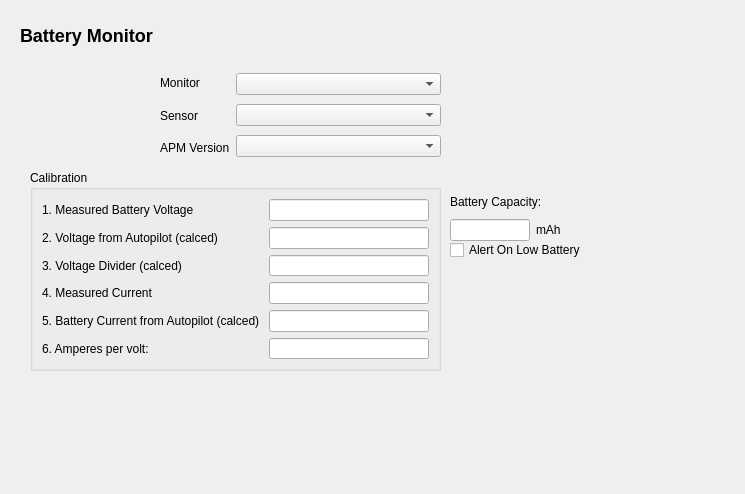
Old version of the form src/ui/configuration/BatteryMonitorConfig.ui in the repository ArduPilot/apm_planner.
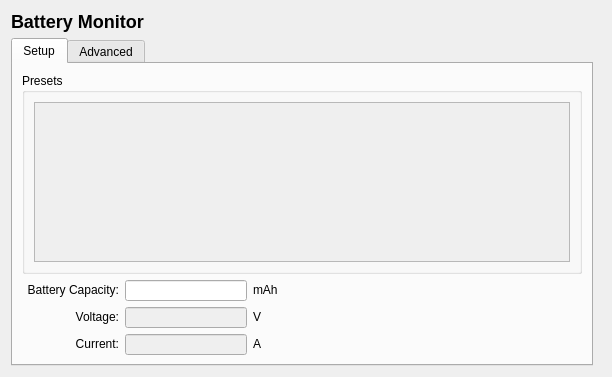
New version of the form. The open tabs and pages were chosen to show the change. Icons and pictures are not drawn.

Commit message: Implementation of Battery Monitor Presets for easier configuration - part 1

```diff
--- a/src/ui/configuration/BatteryMonitorConfig.ui
+++ b/src/ui/configuration/BatteryMonitorConfig.ui
@@ -6,22 +6,20 @@
    <rect>
     <x>0</x>
     <y>0</y>
-    <width>745</width>
-    <height>494</height>
+    <width>612</width>
+    <height>377</height>
    </rect>
   </property>
   <property name="windowTitle">
    <string>Form</string>
   </property>
+  <layout class="QHBoxLayout" name="horizontalLayout_6">
+   <item>
+    <layout class="QVBoxLayout" name="verticalLayout_9">
+     <item>
+      <layout class="QHBoxLayout" name="horizontalLayout_10">
+       <item>
   <widget class="QLabel" name="label">
-   <property name="geometry">
-    <rect>
-     <x>20</x>
-     <y>20</y>
-     <width>191</width>
-     <height>31</height>
-    </rect>
-   </property>
    <property name="text">
     <string>&lt;h2&gt;Battery Monitor&lt;/h2&gt;</string>
    </property>
@@ -29,14 +27,14 @@
     <bool>false</bool>
    </property>
   </widget>
+       </item>
+       <item>
   <widget class="QLabel" name="label_2">
-   <property name="geometry">
-    <rect>
-     <x>10</x>
-     <y>70</y>
+         <property name="maximumSize">
+          <size>
      <width>141</width>
      <height>51</height>
-    </rect>
+          </size>
    </property>
    <property name="text">
     <string/>
@@ -48,27 +46,360 @@
     <bool>true</bool>
    </property>
   </widget>
-  <widget class="QCheckBox" name="alertOnLowCheckBox">
+       </item>
+      </layout>
+     </item>
+     <item>
+      <widget class="QTabWidget" name="basicTab">
+       <property name="currentIndex">
+        <number>1</number>
+       </property>
+       <widget class="QWidget" name="tab">
+        <attribute name="title">
+         <string>Setup</string>
+        </attribute>
+        <layout class="QHBoxLayout" name="horizontalLayout_9">
+         <item>
+          <layout class="QVBoxLayout" name="verticalLayout">
+           <item>
+            <widget class="QGroupBox" name="groupBox_2">
+             <property name="sizePolicy">
+              <sizepolicy hsizetype="Preferred" vsizetype="Minimum">
+               <horstretch>0</horstretch>
+               <verstretch>0</verstretch>
+              </sizepolicy>
+             </property>
+             <property name="minimumSize">
+              <size>
+               <width>0</width>
+               <height>0</height>
+              </size>
+             </property>
+             <property name="maximumSize">
+              <size>
+               <width>16777215</width>
+               <height>16777215</height>
+              </size>
+             </property>
+             <property name="title">
+              <string>Presets</string>
+             </property>
+             <layout class="QHBoxLayout" name="horizontalLayout_5">
+              <item>
+               <widget class="QScrollArea" name="scrollArea">
+                <property name="sizePolicy">
+                 <sizepolicy hsizetype="Expanding" vsizetype="Minimum">
+                  <horstretch>0</horstretch>
+                  <verstretch>0</verstretch>
+                 </sizepolicy>
+                </property>
+                <property name="maximumSize">
+                 <size>
+                  <width>16777215</width>
+                  <height>16777215</height>
+                 </size>
+                </property>
+                <property name="widgetResizable">
+                 <bool>true</bool>
+                </property>
+                <widget class="QWidget" name="scrollAreaWidgetContents">
    <property name="geometry">
     <rect>
-     <x>450</x>
-     <y>240</y>
-     <width>155</width>
-     <height>20</height>
-    </rect>
-   </property>
+                   <x>0</x>
+                   <y>0</y>
+                   <width>496</width>
+                   <height>77</height>
+                  </rect>
+                 </property>
+                 <layout class="QVBoxLayout" name="verticalLayout_2">
+                  <item>
+                   <layout class="QGridLayout" name="presetsGridLayout"/>
+                  </item>
+                 </layout>
+                </widget>
+               </widget>
+              </item>
+             </layout>
+            </widget>
+           </item>
+           <item>
+            <layout class="QHBoxLayout" name="horizontalLayout_2">
+             <item>
+              <layout class="QGridLayout" name="gridLayout_3">
+               <item row="2" column="2">
+                <widget class="QLabel" name="label_19">
+                 <property name="maximumSize">
+                  <size>
+                   <width>16</width>
+                   <height>16</height>
+                  </size>
+                 </property>
    <property name="text">
-    <string>Alert On Low Battery</string>
-   </property>
-  </widget>
+                  <string>A</string>
+                 </property>
+                </widget>
+               </item>
+               <item row="2" column="0">
+                <widget class="QLabel" name="label_17">
+                 <property name="maximumSize">
+                  <size>
+                   <width>106</width>
+                   <height>16</height>
+                  </size>
+                 </property>
+                 <property name="text">
+                  <string>Current:</string>
+                 </property>
+                 <property name="alignment">
+                  <set>Qt::AlignRight|Qt::AlignTrailing|Qt::AlignVCenter</set>
+                 </property>
+                </widget>
+               </item>
+               <item row="2" column="1">
+                <widget class="QLineEdit" name="battCurrentLineEdit">
+                 <property name="enabled">
+                  <bool>false</bool>
+                 </property>
+                 <property name="maximumSize">
+                  <size>
+                   <width>122</width>
+                   <height>21</height>
+                  </size>
+                 </property>
+                 <property name="alignment">
+                  <set>Qt::AlignRight|Qt::AlignTrailing|Qt::AlignVCenter</set>
+                 </property>
+                </widget>
+               </item>
+               <item row="1" column="2">
+                <widget class="QLabel" name="label_18">
+                 <property name="maximumSize">
+                  <size>
+                   <width>16</width>
+                   <height>16</height>
+                  </size>
+                 </property>
+                 <property name="text">
+                  <string>V</string>
+                 </property>
+                </widget>
+               </item>
+               <item row="1" column="1">
+                <widget class="QLineEdit" name="battVoltageLineEdit">
+                 <property name="enabled">
+                  <bool>false</bool>
+                 </property>
+                 <property name="maximumSize">
+                  <size>
+                   <width>122</width>
+                   <height>21</height>
+                  </size>
+                 </property>
+                 <property name="alignment">
+                  <set>Qt::AlignRight|Qt::AlignTrailing|Qt::AlignVCenter</set>
+                 </property>
+                </widget>
+               </item>
+               <item row="0" column="0">
+                <widget class="QLabel" name="label_13">
+                 <property name="maximumSize">
+                  <size>
+                   <width>106</width>
+                   <height>16</height>
+                  </size>
+                 </property>
+                 <property name="text">
+                  <string>Battery Capacity:</string>
+                 </property>
+                 <property name="alignment">
+                  <set>Qt::AlignRight|Qt::AlignTrailing|Qt::AlignVCenter</set>
+                 </property>
+                </widget>
+               </item>
+               <item row="0" column="1">
+                <widget class="QLineEdit" name="battCapacityLineEdit">
+                 <property name="maximumSize">
+                  <size>
+                   <width>122</width>
+                   <height>21</height>
+                  </size>
+                 </property>
+                 <property name="inputMask">
+                  <string>000000</string>
+                 </property>
+                 <property name="alignment">
+                  <set>Qt::AlignRight|Qt::AlignTrailing|Qt::AlignVCenter</set>
+                 </property>
+                </widget>
+               </item>
+               <item row="0" column="2">
+                <widget class="QLabel" name="label_12">
+                 <property name="maximumSize">
+                  <size>
+                   <width>30</width>
+                   <height>16</height>
+                  </size>
+                 </property>
+                 <property name="text">
+                  <string>mAh</string>
+                 </property>
+                </widget>
+               </item>
+               <item row="1" column="0">
+                <widget class="QLabel" name="label_16">
+                 <property name="maximumSize">
+                  <size>
+                   <width>106</width>
+                   <height>16</height>
+                  </size>
+                 </property>
+                 <property name="text">
+                  <string>   Voltage:</string>
+                 </property>
+                 <property name="alignment">
+                  <set>Qt::AlignRight|Qt::AlignTrailing|Qt::AlignVCenter</set>
+                 </property>
+                </widget>
+               </item>
+              </layout>
+             </item>
+             <item>
+              <spacer name="horizontalSpacer_2">
+               <property name="orientation">
+                <enum>Qt::Horizontal</enum>
+               </property>
+               <property name="sizeHint" stdset="0">
+                <size>
+                 <width>200</width>
+                 <height>20</height>
+                </size>
+               </property>
+              </spacer>
+             </item>
+            </layout>
+           </item>
+          </layout>
+         </item>
+        </layout>
+       </widget>
+       <widget class="QWidget" name="tab_2">
+        <attribute name="title">
+         <string>Advanced</string>
+        </attribute>
+        <layout class="QVBoxLayout" name="verticalLayout_11">
+         <item>
+          <layout class="QHBoxLayout" name="horizontalLayout_11">
+           <item>
+            <widget class="QGroupBox" name="groupBox_3">
+             <property name="maximumSize">
+              <size>
+               <width>200</width>
+               <height>191</height>
+              </size>
+             </property>
+             <property name="title">
+              <string>Advanced Setup</string>
+             </property>
+             <layout class="QVBoxLayout" name="verticalLayout_5">
+              <item>
+               <layout class="QHBoxLayout" name="horizontalLayout_3" stretch="0,1">
+                <item>
+                 <layout class="QVBoxLayout" name="verticalLayout_4">
+                  <item>
+                   <widget class="QLabel" name="label_3">
+                    <property name="text">
+                     <string>Monitor</string>
+                    </property>
+                   </widget>
+                  </item>
+                  <item>
+                   <widget class="QLabel" name="label_4">
+                    <property name="text">
+                     <string>Sensor</string>
+                    </property>
+                   </widget>
+                  </item>
+                  <item>
+                   <widget class="QLabel" name="label_5">
+                    <property name="text">
+                     <string>APM Version</string>
+                    </property>
+                   </widget>
+                  </item>
+                 </layout>
+                </item>
+                <item>
+                 <layout class="QVBoxLayout" name="verticalLayout_3">
+                  <item>
+                   <widget class="QComboBox" name="monitorComboBox"/>
+                  </item>
+                  <item>
+                   <widget class="QComboBox" name="sensorComboBox"/>
+                  </item>
+                  <item>
+                   <widget class="QComboBox" name="apmVerComboBox"/>
+                  </item>
+                 </layout>
+                </item>
+               </layout>
+              </item>
+              <item>
+               <layout class="QHBoxLayout" name="horizontalLayout_4">
+                <item>
+                 <layout class="QGridLayout" name="gridLayout_2">
+                  <item row="0" column="1">
+                   <widget class="QLineEdit" name="voltPinLineEdit"/>
+                  </item>
+                  <item row="1" column="1">
+                   <widget class="QLineEdit" name="currPinLineEdit"/>
+                  </item>
+                  <item row="0" column="0">
+                   <widget class="QLabel" name="label_6">
+                    <property name="text">
+                     <string>Voltage Pin</string>
+                    </property>
+                   </widget>
+                  </item>
+                  <item row="1" column="0">
+                   <widget class="QLabel" name="label_7">
+                    <property name="text">
+                     <string>Current Pin</string>
+                    </property>
+                   </widget>
+                  </item>
+                 </layout>
+                </item>
+                <item>
+                 <spacer name="horizontalSpacer">
+                  <property name="orientation">
+                   <enum>Qt::Horizontal</enum>
+                  </property>
+                  <property name="sizeHint" stdset="0">
+                   <size>
+                    <width>161</width>
+                    <height>20</height>
+                   </size>
+                  </property>
+                 </spacer>
+                </item>
+               </layout>
+              </item>
+             </layout>
+            </widget>
+           </item>
+           <item>
   <widget class="QGroupBox" name="groupBox">
-   <property name="geometry">
-    <rect>
-     <x>30</x>
-     <y>170</y>
-     <width>411</width>
-     <height>201</height>
-    </rect>
+             <property name="minimumSize">
+              <size>
+               <width>270</width>
+               <height>190</height>
+              </size>
+             </property>
+             <property name="maximumSize">
+              <size>
+               <width>419</width>
+               <height>190</height>
+              </size>
    </property>
    <property name="title">
     <string>Calibration</string>
@@ -76,6 +407,19 @@
    <layout class="QHBoxLayout" name="horizontalLayout">
     <item>
      <layout class="QGridLayout" name="gridLayout">
+                <item row="1" column="1">
+                 <widget class="QLineEdit" name="calcVoltsLineEdit">
+                  <property name="minimumSize">
+                   <size>
+                    <width>20</width>
+                    <height>0</height>
+                   </size>
+                  </property>
+                  <property name="readOnly">
+                   <bool>false</bool>
+                  </property>
+                 </widget>
+                </item>
       <item row="0" column="0">
        <widget class="QLabel" name="label_9">
         <property name="text">
@@ -83,13 +427,6 @@
         </property>
        </widget>
       </item>
-      <item row="0" column="1">
-       <widget class="QLineEdit" name="measuredVoltsLineEdit">
-        <property name="readOnly">
-         <bool>false</bool>
-        </property>
-       </widget>
-      </item>
       <item row="1" column="0">
        <widget class="QLabel" name="label_8">
         <property name="text">
@@ -97,22 +434,34 @@
         </property>
        </widget>
       </item>
-      <item row="1" column="1">
-       <widget class="QLineEdit" name="calcVoltsLineEdit">
+                <item row="5" column="1">
+                 <widget class="QLineEdit" name="ampsPerVoltsLineEdit">
+                  <property name="minimumSize">
+                   <size>
+                    <width>20</width>
+                    <height>0</height>
+                   </size>
+                  </property>
         <property name="readOnly">
          <bool>false</bool>
         </property>
        </widget>
       </item>
-      <item row="2" column="0">
-       <widget class="QLabel" name="label_10">
+                <item row="5" column="0">
+                 <widget class="QLabel" name="label_11">
         <property name="text">
-         <string>3. Voltage Divider (calced)</string>
+                   <string>6. Amperes per volt:</string>
         </property>
        </widget>
       </item>
       <item row="2" column="1">
        <widget class="QLineEdit" name="calcDividerLineEdit">
+                  <property name="minimumSize">
+                   <size>
+                    <width>20</width>
+                    <height>0</height>
+                   </size>
+                  </property>
         <property name="readOnly">
          <bool>false</bool>
         </property>
@@ -127,6 +476,12 @@
       </item>
       <item row="3" column="1">
        <widget class="QLineEdit" name="measuredCurrentLineEdit">
+                  <property name="minimumSize">
+                   <size>
+                    <width>20</width>
+                    <height>0</height>
+                   </size>
+                  </property>
         <property name="readOnly">
          <bool>false</bool>
         </property>
@@ -141,129 +496,77 @@
       </item>
       <item row="4" column="1">
        <widget class="QLineEdit" name="batteryCurrentLineEdit">
+                  <property name="minimumSize">
+                   <size>
+                    <width>20</width>
+                    <height>0</height>
+                   </size>
+                  </property>
         <property name="readOnly">
          <bool>true</bool>
         </property>
        </widget>
       </item>
-      <item row="5" column="0">
-       <widget class="QLabel" name="label_11">
-        <property name="text">
-         <string>6. Amperes per volt:</string>
-        </property>
-       </widget>
-      </item>
-      <item row="5" column="1">
-       <widget class="QLineEdit" name="ampsPerVoltsLineEdit">
+                <item row="0" column="1">
+                 <widget class="QLineEdit" name="measuredVoltsLineEdit">
+                  <property name="minimumSize">
+                   <size>
+                    <width>20</width>
+                    <height>0</height>
+                   </size>
+                  </property>
         <property name="readOnly">
          <bool>false</bool>
         </property>
        </widget>
       </item>
-     </layout>
-    </item>
-   </layout>
-  </widget>
-  <widget class="QWidget" name="horizontalLayoutWidget_2">
-   <property name="geometry">
-    <rect>
-     <x>160</x>
-     <y>70</y>
-     <width>281</width>
-     <height>91</height>
-    </rect>
-   </property>
-   <layout class="QHBoxLayout" name="horizontalLayout_3" stretch="0,1">
-    <item>
-     <layout class="QVBoxLayout" name="verticalLayout_4">
-      <item>
-       <widget class="QLabel" name="label_3">
+                <item row="2" column="0">
+                 <widget class="QLabel" name="label_10">
         <property name="text">
-         <string>Monitor</string>
+                   <string>3. Voltage Divider (calced)</string>
         </property>
        </widget>
       </item>
-      <item>
-       <widget class="QLabel" name="label_4">
-        <property name="text">
-         <string>Sensor</string>
-        </property>
-       </widget>
-      </item>
-      <item>
-       <widget class="QLabel" name="label_5">
-        <property name="text">
-         <string>APM Version</string>
-        </property>
+               </layout>
+              </item>
+             </layout>
        </widget>
       </item>
      </layout>
     </item>
     <item>
-     <layout class="QVBoxLayout" name="verticalLayout_3">
-      <item>
-       <widget class="QComboBox" name="monitorComboBox"/>
-      </item>
-      <item>
-       <widget class="QComboBox" name="sensorComboBox"/>
-      </item>
-      <item>
-       <widget class="QComboBox" name="apmVerComboBox"/>
-      </item>
-     </layout>
-    </item>
-   </layout>
-  </widget>
-  <widget class="QWidget" name="">
-   <property name="geometry">
-    <rect>
-     <x>450</x>
-     <y>190</y>
-     <width>111</width>
-     <height>51</height>
-    </rect>
-   </property>
-   <layout class="QVBoxLayout" name="verticalLayout">
-    <item>
-     <widget class="QLabel" name="label_13">
-      <property name="text">
-       <string>Battery Capacity:</string>
-      </property>
-     </widget>
-    </item>
+          <spacer name="verticalSpacer">
+           <property name="orientation">
+            <enum>Qt::Vertical</enum>
+           </property>
+           <property name="sizeHint" stdset="0">
+            <size>
+             <width>20</width>
+             <height>23</height>
+            </size>
+           </property>
+          </spacer>
+         </item>
+        </layout>
+       </widget>
+      </widget>
+     </item>
+    </layout>
+   </item>
     <item>
-     <layout class="QHBoxLayout" name="horizontalLayout_2">
-      <item>
-       <widget class="QLineEdit" name="battCapacityLineEdit">
-        <property name="inputMask">
-         <string>000000</string>
-        </property>
-        <property name="alignment">
-         <set>Qt::AlignCenter</set>
-        </property>
-       </widget>
-      </item>
-      <item>
-       <widget class="QLabel" name="label_12">
-        <property name="text">
-         <string>mAh</string>
-        </property>
-       </widget>
-      </item>
-     </layout>
-    </item>
-   </layout>
-  </widget>
-  <zorder>label</zorder>
-  <zorder>label_2</zorder>
-  <zorder>alertOnLowCheckBox</zorder>
-  <zorder>groupBox</zorder>
-  <zorder>horizontalLayoutWidget_2</zorder>
-  <zorder>label_13</zorder>
-  <zorder>battCapacityLineEdit</zorder>
-  <zorder>label_13</zorder>
-  <zorder>battCapacityLineEdit</zorder>
-  <zorder>label_12</zorder>
+    <spacer name="horizontalSpacer_3">
+     <property name="orientation">
+      <enum>Qt::Horizontal</enum>
+     </property>
+     <property name="sizeHint" stdset="0">
+      <size>
+       <width>13</width>
+       <height>20</height>
+      </size>
+     </property>
+    </spacer>
+   </item>
+  </layout>
  </widget>
  <resources>
   <include location="../../../qgroundcontrol.qrc"/>
```
Lines whose indentation alone changed are shown as unchanged. The commit also changes 2 other files.
